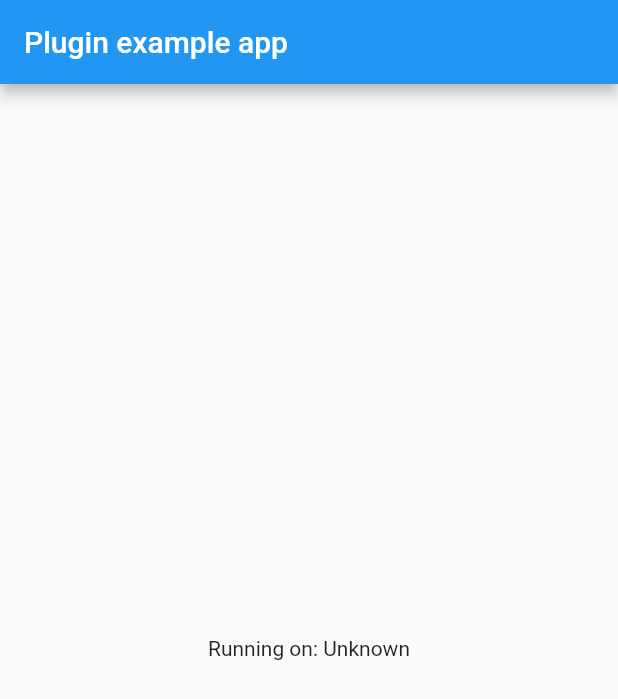
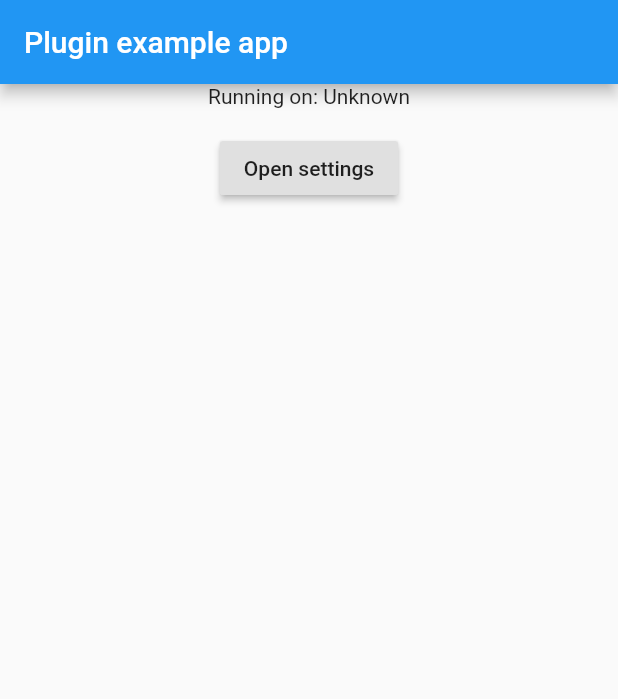
Before and after one commit to Baseflow/flutter-permission-handler, a Flutter app: the screen it shows after launch, on a phone screen of 412 x 824 dp. Shown: the top 699 px of the screen. Run offline on Flutter 3.47's test engine with Material 2 defaults, Android fonts, the phone set to English and light mode, and no system bars.

Commit message:
Update example application

```diff
--- a/example/lib/main.dart
+++ b/example/lib/main.dart
@@ -24,14 +24,19 @@ class _MyAppState extends State<MyApp> {
   // Platform messages are asynchronous, so we initialize in an async method.
   Future<void> initPlatformState() async {
     PermissionStatus permissionStatus;
+
     // Platform messages may fail, so we use a try/catch PlatformException.
     try {
       permissionStatus = await PermissionHandler.checkPermissionStatus(PermissionGroup.calendar);
 
       if(permissionStatus != PermissionStatus.granted){
-        var permissions = await PermissionHandler.requestPermissions([PermissionGroup.calendar]);
-        if(permissions.containsKey(PermissionGroup.calendar)) {
-          permissionStatus = permissions[PermissionGroup.calendar];
+        final shouldShowRationale = await PermissionHandler.shouldShowRequestPermissionRationale(PermissionGroup.calendar);
+
+        if(shouldShowRationale) {
+          var permissions = await PermissionHandler.requestPermissions([PermissionGroup.calendar]);
+          if(permissions.containsKey(PermissionGroup.calendar)) {
+            permissionStatus = permissions[PermissionGroup.calendar];
+          }
         }
       }
     } on PlatformException {
@@ -56,7 +61,15 @@ class _MyAppState extends State<MyApp> {
           title: const Text('Plugin example app'),
         ),
         body: new Center(
-          child: new Text('Running on: $_permissionStatus\n'),
+          child: new Column(
+            children: <Widget>[
+              new Text('Running on: $_permissionStatus\n'),
+              new RaisedButton(
+                child: new Text("Open settings"),
+                onPressed: () async => await PermissionHandler.openAppSettings(),
+              ),
+            ],
+          ),
         ),
       ),
     );
```
